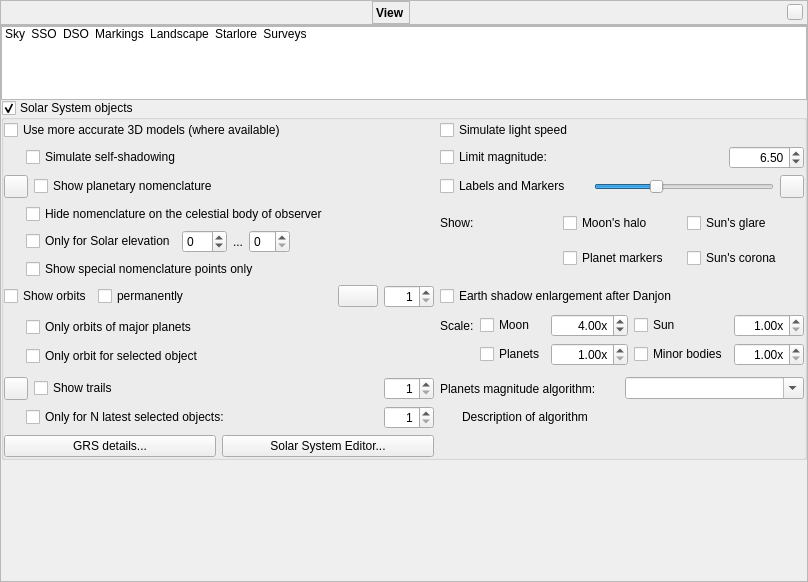
The window that src/gui/viewDialog.ui (Stellarium/stellarium) describes before a commit, drawn with Qt 5.
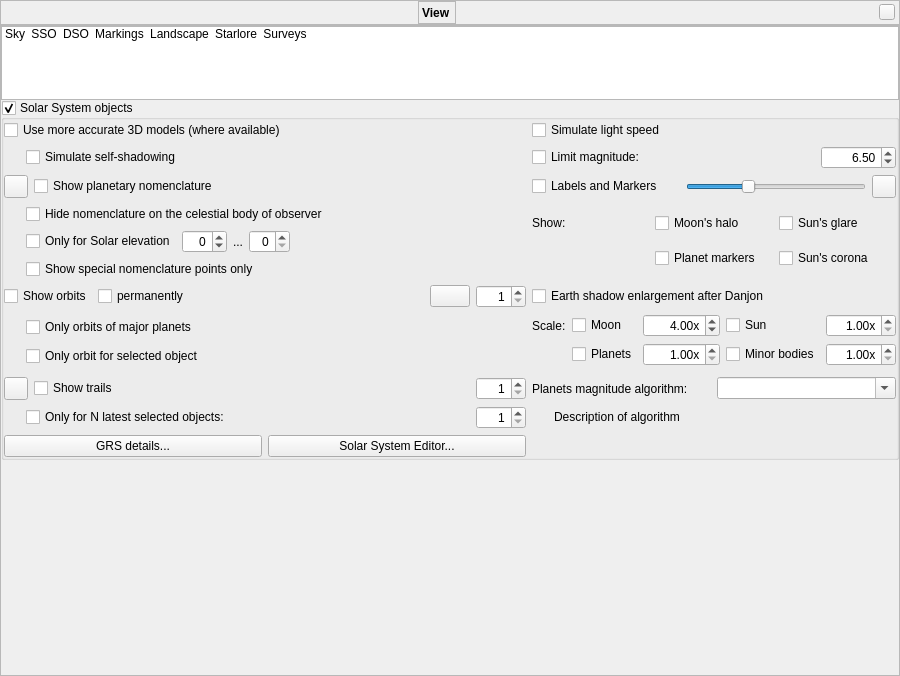
The same window after the commit. The open tabs and pages were chosen to show the change. Icons and pictures are not drawn. Custom widgets are drawn as their Qt base class.

Commit message: Fix nomenclature UI/properties

The edit to the form file:
```diff
--- a/src/gui/viewDialog.ui
+++ b/src/gui/viewDialog.ui
@@ -6,8 +6,8 @@
    <rect>
     <x>0</x>
     <y>0</y>
-    <width>760</width>
-    <height>565</height>
+    <width>900</width>
+    <height>676</height>
    </rect>
   </property>
   <property name="font">
@@ -1928,6 +1928,9 @@
                    <property name="toolTip">
                     <string>Minimum Solar altitude</string>
                    </property>
+                   <property name="alignment">
+                    <set>Qt::AlignRight|Qt::AlignTrailing|Qt::AlignVCenter</set>
+                   </property>
                    <property name="minimum">
                     <number>-90</number>
                    </property>
@@ -1948,6 +1951,9 @@
                    <property name="toolTip">
                     <string>Maximum Solar altitude</string>
                    </property>
+                   <property name="alignment">
+                    <set>Qt::AlignRight|Qt::AlignTrailing|Qt::AlignVCenter</set>
+                   </property>
                    <property name="maximum">
                     <number>90</number>
                    </property>
@@ -5395,17 +5401,17 @@
    <header>Dialog.hpp</header>
    <container>1</container>
   </customwidget>
-  <customwidget>
-   <class>LightPollutionWidget</class>
-   <extends>QWidget</extends>
-   <header>LightPollutionWidget.hpp</header>
-   <container>1</container>
-  </customwidget>
   <customwidget>
    <class>StelCloseButton</class>
    <extends>QPushButton</extends>
    <header>gui/StelCloseButton.hpp</header>
   </customwidget>
+  <customwidget>
+   <class>LightPollutionWidget</class>
+   <extends>QWidget</extends>
+   <header>LightPollutionWidget.hpp</header>
+   <container>1</container>
+  </customwidget>
  </customwidgets>
  <tabstops>
   <tabstop>page_sky</tabstop>
```
Left out of the diff: 6 changed lines with no effect on the pictures. The commit also changes 3 other files.
